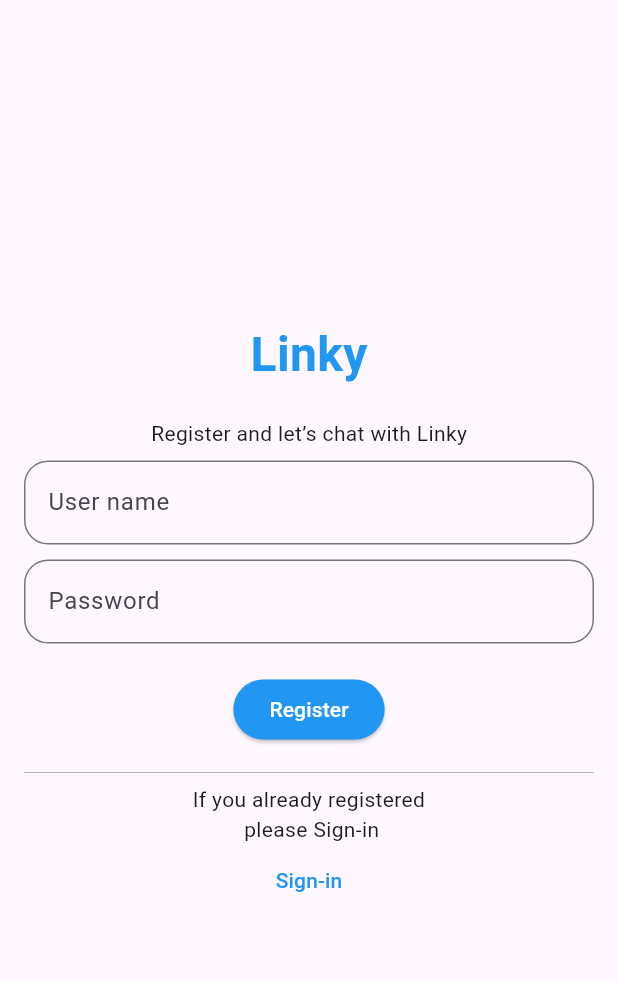
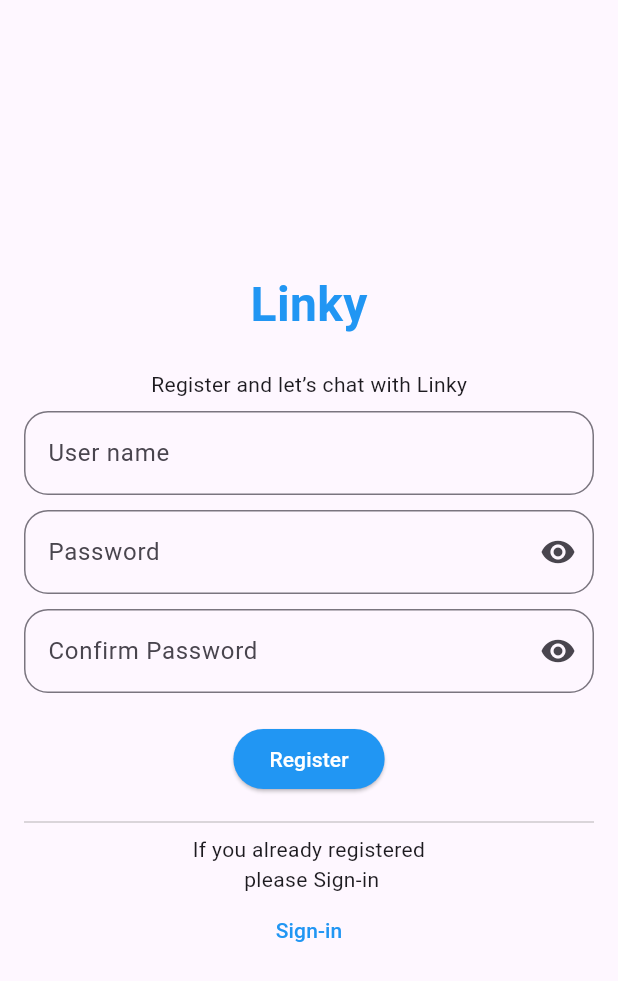
Before and after one commit to Bassem0gamal/linky, a Flutter app: the RegisterScreen screen opened directly, on a phone screen of 412 x 824 dp. Shown: the top 981 px of the screen. Run offline on Flutter 3.47's test engine with Material 3 defaults, Android fonts, the phone set to English and light mode, and no system bars; our stand-ins replace firebase_auth; accounts and stored records are empty.

Commit message:
RegisterScreen improvement / Add Email-Password Controller

```diff
--- a/lib/ui/screen/register/register_screen.dart
+++ b/lib/ui/screen/register/register_screen.dart
@@ -1,4 +1,6 @@
+import 'package:firebase_auth/firebase_auth.dart';
 import 'package:flutter/material.dart';
+import 'package:linky/ui/screen/home/home_screen.dart';
 import 'package:linky/ui/screen/sign_in/sign_in_screen.dart';
 
 class RegisterScreen extends StatefulWidget {
@@ -9,6 +11,14 @@ class RegisterScreen extends StatefulWidget {
 }
 
 class _RegisterScreenState extends State<RegisterScreen> {
+
+  bool _obscureTextP = true;
+  bool _obscureTextPC = true;
+
+  final _emailTextController = TextEditingController();
+  final _passwordTextController = TextEditingController();
+  final _confirmPasswordTextController = TextEditingController();
+
   @override
   Widget build(BuildContext context) {
     return Scaffold(
@@ -29,6 +39,7 @@ class _RegisterScreenState extends State<RegisterScreen> {
               const Text('Register and let’s chat with Linky'),
               const SizedBox(height: 8),
               TextField(
+                controller: _emailTextController,
                 decoration: InputDecoration(
                   labelText: 'User name',
                   border: OutlineInputBorder(
@@ -38,8 +49,37 @@ class _RegisterScreenState extends State<RegisterScreen> {
               ),
               const SizedBox(height: 10),
               TextField(
+                controller: _passwordTextController,
+                obscureText: _obscureTextP,
                 decoration: InputDecoration(
                   labelText: 'Password',
+                  suffixIcon: IconButton(
+                    icon: Icon(_obscureTextP ?Icons.visibility : Icons.visibility_off),
+                    onPressed: () {
+                      setState(() {
+                        _obscureTextP = !_obscureTextP;
+                      });
+                    },
+                  ),
+                  border: OutlineInputBorder(
+                    borderRadius: BorderRadius.circular(16),
+                  ),
+                ),
+              ),
+              const SizedBox(height: 10),
+              TextField(
+                controller: _confirmPasswordTextController,
+                obscureText: _obscureTextPC,
+                decoration: InputDecoration(
+                  labelText: 'Confirm Password',
+                  suffixIcon: IconButton(
+                    icon: Icon(_obscureTextPC ?Icons.visibility : Icons.visibility_off),
+                    onPressed: () {
+                      setState(() {
+                        _obscureTextPC = !_obscureTextPC;
+                      });
+                    },
+                  ),
                   border: OutlineInputBorder(
                     borderRadius: BorderRadius.circular(16),
                   ),
```
